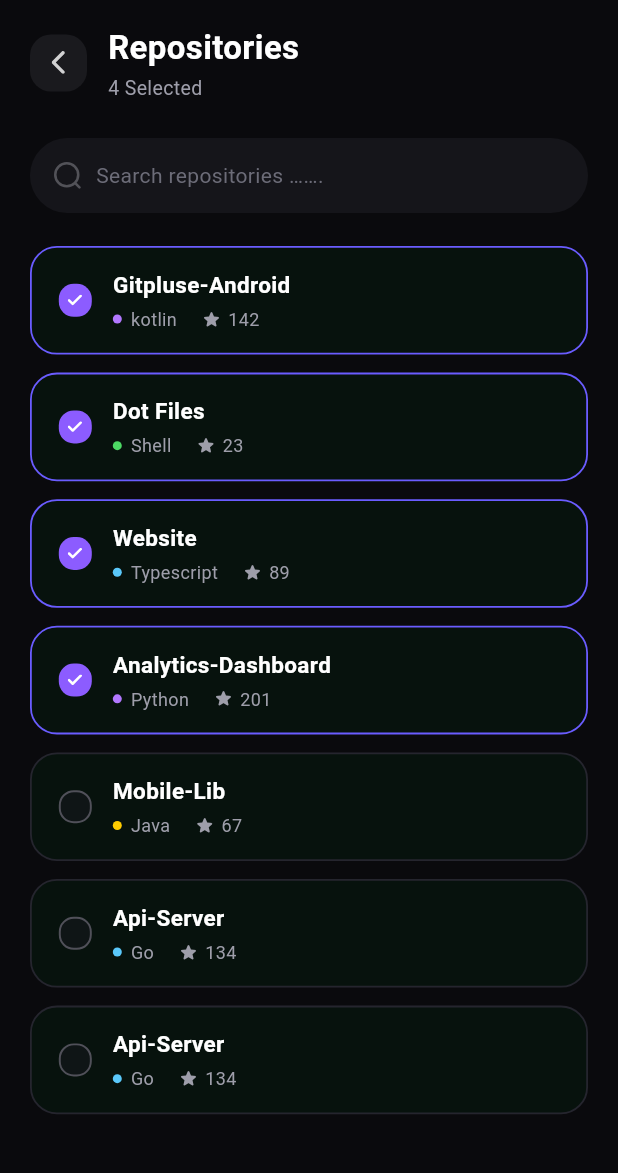
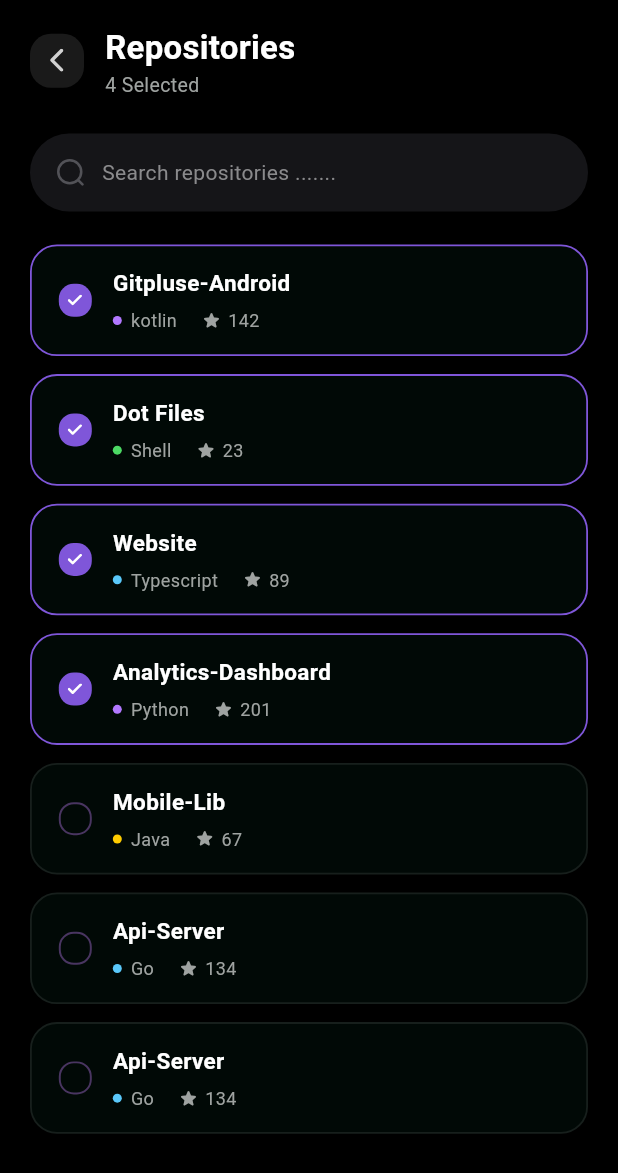
Before and after one commit to shayann07/GitPulse-Flutter, a Flutter app: the RepositoriesScreen screen opened directly, on a phone screen of 412 x 824 dp. Shown: the top 1173 px of the screen. Run offline on Flutter 3.47's test engine with Material 3 defaults, Android fonts, the phone set to English and light mode, and no system bars; our stand-ins replace flutter_svg.

Commit message:
Repo Screens

```diff
--- a/lib/repositories_screen.dart
+++ b/lib/repositories_screen.dart
@@ -83,7 +83,7 @@ class _RepositoriesScreenState extends State<RepositoriesScreen> {
                 final repo = entry.value;
                 return Padding(
                   padding: EdgeInsets.only(
-                    bottom: index == _repos.length - 1 ? 32 : 12,
+                    bottom: index == _repos.length - 1 ? 40 : 12,
                   ),
                   child: _RepoCard(
                     repo: repo,
@@ -139,10 +139,10 @@ class _ReposHeader extends StatelessWidget {
         GestureDetector(
           onTap: () => Navigator.of(context).pop(),
           child: Container(
-            width: 38,
-            height: 38,
+            width: 36,
+            height: 36,
             decoration: BoxDecoration(
-              color: const Color(0xFF1A1A1E),
+              color: _RColors.backButtonBackground,
               borderRadius: BorderRadius.circular(14),
             ),
             alignment: Alignment.center,
@@ -163,12 +163,17 @@ class _ReposHeader extends StatelessWidget {
                 color: Colors.white,
                 fontSize: 22,
                 fontWeight: FontWeight.w700,
+                letterSpacing: 0.2,
               ),
             ),
             const SizedBox(height: 2),
             Text(
               '$selectedCount Selected',
-              style: const TextStyle(color: Color(0xFF9E9EAA), fontSize: 13),
+              style: const TextStyle(
+                color: _RColors.subtitle,
+                fontSize: 13,
+                height: 1.2,
+              ),
             ),
           ],
         ),
@@ -187,12 +192,12 @@ class _SearchField extends StatelessWidget {
   @override
   Widget build(BuildContext context) {
     return Container(
-      height: 50,
+      height: 52,
       decoration: BoxDecoration(
-        color: const Color(0xFF15151A),
+        color: _RColors.searchBackground,
         borderRadius: BorderRadius.circular(26),
       ),
-      padding: const EdgeInsets.symmetric(horizontal: 16),
+      padding: const EdgeInsets.symmetric(horizontal: 18),
       child: Row(
         children: [
           SvgPicture.asset(
@@ -200,14 +205,17 @@ class _SearchField extends StatelessWidget {
             width: 18,
             height: 18,
             colorFilter: const ColorFilter.mode(
-              Color(0xFF8E8E96),
+              _RColors.searchIcon,
               BlendMode.srcIn,
             ),
           ),
-          const SizedBox(width: 10),
+          const SizedBox(width: 12),
           const Text(
-            'Search repositories …….',
-            style: TextStyle(color: Color(0xFF6C6C78), fontSize: 14),
+            'Search repositories .......',
+            style: TextStyle(
+              color: _RColors.searchHint,
+              fontSize: 14,
+            ),
           ),
         ],
       ),
@@ -234,10 +242,12 @@ class _RepoCard extends StatelessWidget {
       child: Container(
         padding: const EdgeInsets.symmetric(horizontal: 18, vertical: 14),
         decoration: BoxDecoration(
-          color: const Color(0xFF07120D),
+          color: _RColors.cardBackground,
           borderRadius: BorderRadius.circular(18),
           border: Border.all(
-            color: selected ? const Color(0xFF6A5CFF) : const Color(0xFF25252E),
+            color: selected
+                ? _RColors.cardBorderSelected
+                : _RColors.cardBorder,
             width: 1.2,
           ),
         ),
@@ -245,7 +255,7 @@ class _RepoCard extends StatelessWidget {
           children: [
             _RepoSelectionIndicator(
               selected: selected,
-              onChanged: (value) => onChanged(value),
+              onChanged: onChanged,
             ),
             const SizedBox(width: 14),
             Expanded(
@@ -254,13 +264,15 @@ class _RepoCard extends StatelessWidget {
                 children: [
                   Text(
                     repo.name,
+                    maxLines: 1,
+                    overflow: TextOverflow.ellipsis,
                     style: const TextStyle(
                       color: Colors.white,
                       fontSize: 15,
                       fontWeight: FontWeight.w600,
                     ),
                   ),
-                  const SizedBox(height: 4),
+                  const SizedBox(height: 6),
                   Row(
                     children: [
                       Container(
@@ -275,7 +287,7 @@ class _RepoCard extends StatelessWidget {
                       Text(
                         repo.language,
                         style: const TextStyle(
-                          color: Color(0xFF9E9EAA),
+                          color: _RColors.subtitle,
                           fontSize: 12,
                         ),
                       ),
@@ -283,13 +295,13 @@ class _RepoCard extends StatelessWidget {
                       const Icon(
                         Icons.star_rounded,
                         size: 14,
-                        color: Color(0xFF9E9EAA),
+                        color: _RColors.subtitle,
                       ),
                       const SizedBox(width: 4),
                       Text(
                         repo.stars,
                         style: const TextStyle(
-                          color: Color(0xFF9E9EAA),
+                          color: _RColors.subtitle,
                           fontSize: 12,
                         ),
                       ),
@@ -323,23 +335,19 @@ class _RepoSelectionIndicator extends StatelessWidget {
         height: 22,
         decoration: BoxDecoration(
           borderRadius: BorderRadius.circular(10),
-          color: selected
-              ? const Color(0xFF8C5CFF) // selected purple background
-              : const Color(0xFF0F1516), // empty background
+          color: selected ? _RColors.checkboxSelected : _RColors.checkboxEmpty,
           border: Border.all(
-            color: selected
-                ? Colors.transparent
-                : const Color(0xFF505059), // border for unselected
+            color: selected ? Colors.transparent : _RColors.checkboxBorder,
             width: 1.3,
           ),
         ),
         alignment: Alignment.center,
         child: selected
             ? SvgPicture.asset(
-                'assets/checkbox_icon.svg',
-                width: 10,
-                height: 10,
-              )
+          'assets/checkbox_icon.svg',
+          width: 10,
+          height: 10,
+        )
             : null,
       ),
     );
@@ -351,5 +359,21 @@ class _RepoSelectionIndicator extends StatelessWidget {
 //
 
 class _RColors {
-  static const Color background = Color(0xFF0A0A0D);
+  // from screenshot sampling
+  static const Color background = Color(0xFF000000); // page background
+  static const Color searchBackground = Color(0xFF151518);
+  static const Color searchHint = Color(0xFF8A8A8C);
+  static const Color searchIcon = Color(0xFF8E8E96);
+
+  static const Color subtitle = Color(0xFF9FA3A1);
+
+  static const Color cardBackground = Color(0xFF010906);
+  static const Color cardBorder = Color(0xFF171F1C);
+  static const Color cardBorderSelected = Color(0xFF7F56D9);
+
+  static const Color backButtonBackground = Color(0xFF1A1A1A);
+
+  static const Color checkboxSelected = Color(0xFF7F56D9);
+  static const Color checkboxEmpty = Color(0xFF010906);
+  static const Color checkboxBorder = Color(0xFF493561);
 }
```
